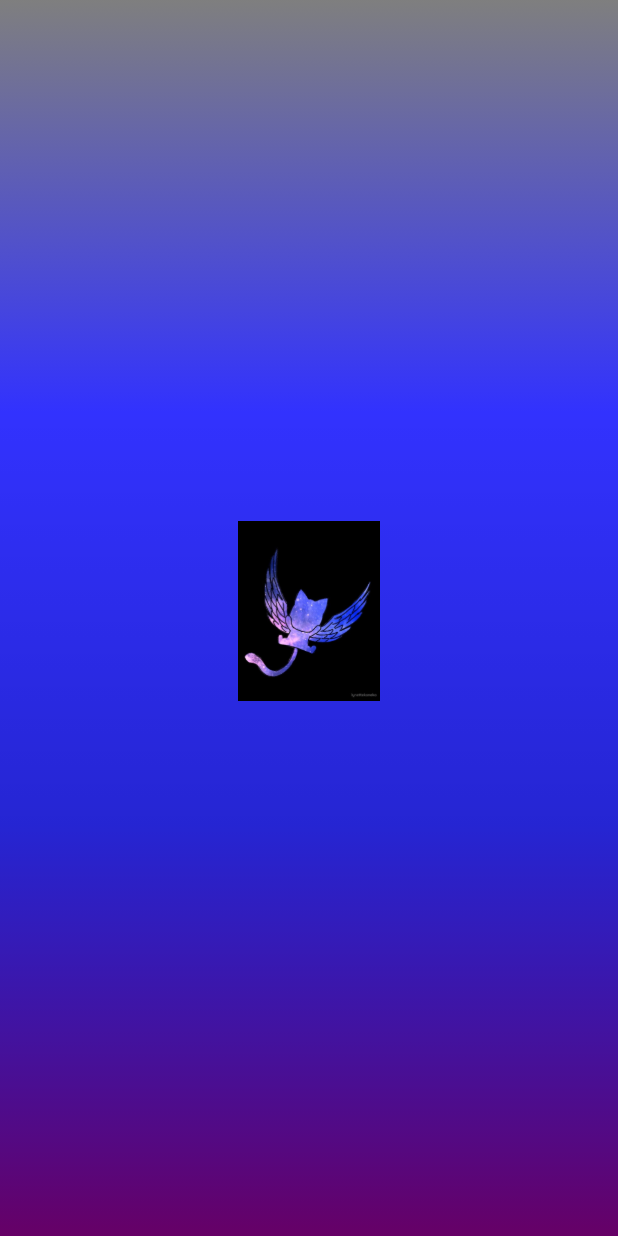
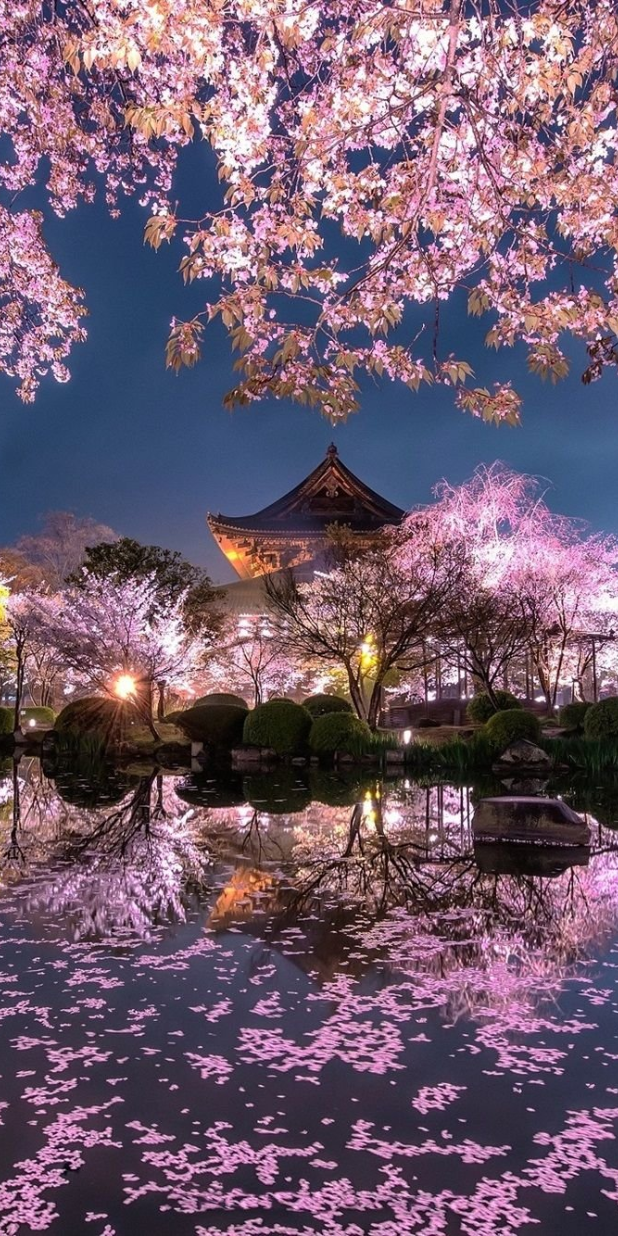
Before and after one commit to YuunOoO/DragCon, a Flutter app: the equippage screen opened directly, on a phone screen of 412 x 824 dp. Run offline on Flutter 3.47's test engine with Material 2 defaults, Android fonts, the phone set to English and light mode, and no system bars; our stand-ins replace flutter_animation_progress_bar, google_maps_flutter, local_auth, location, permission_handler and 1 more; missing offline and left inert: dart:ffi, drag_and_drop_lists; accounts and stored records are empty; network calls fail.

Commit message:
navbar v2

```diff
--- a/lib/Pages/equippage.dart
+++ b/lib/Pages/equippage.dart
@@ -18,40 +18,14 @@ class _equippage extends State<equippage> {
   @override
   Widget build(BuildContext context) {
     return Scaffold(
-        body: AnnotatedRegion<SystemUiOverlayStyle>(
-      value: SystemUiOverlayStyle.light,
-      child: GestureDetector(
-        child: Stack(
-          children: <Widget>[
-            Container(
-              padding: new EdgeInsets.all(10.0),
-              height: double.infinity,
-              width: double.infinity,
-              decoration: BoxDecoration(
-                  gradient: LinearGradient(
-                      begin: Alignment.topCenter,
-                      end: Alignment.bottomCenter,
-                      colors: [
-                    Color(0xcc606060),
-                    Color(0xcc0000FF),
-                    Color(0xD90000CC),
-                    Color(0xff660066),
-                  ])),
-              child: Column(
-                mainAxisAlignment: MainAxisAlignment.center,
-                children: <Widget>[
-                  Image.asset(
-                    'assets/images/logotest.jpg',
-                    height: 120,
-                    width: 100,
-                  ),
-                  SizedBox(height: 10),
-                ],
-              ),
-            )
-          ],
-        ),
-      ),
-    ));
+        drawer: NavBar(),
+        body: Container(
+          decoration: BoxDecoration(
+            image: DecorationImage(
+              image: AssetImage("assets/images/japback.jpg"),
+              fit: BoxFit.cover,
+            ),
+          ),
+        ));
   }
 }
```
Also changed, not shown: lib/Pages/adminpage.dart (+9 -34 lines), lib/Pages/settings.dart (+9 -35 lines), lib/Pages/stat.dart (+9 -35 lines).
